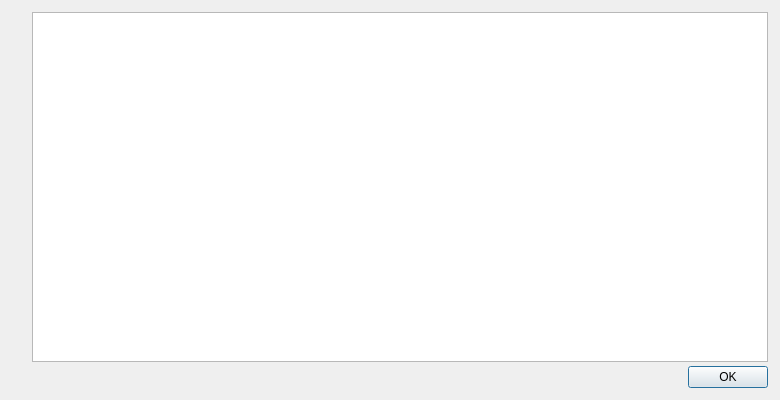
genisyskernel/koyotecoin, file src/qt/forms/helpmessagedialog.ui: the form before one commit.
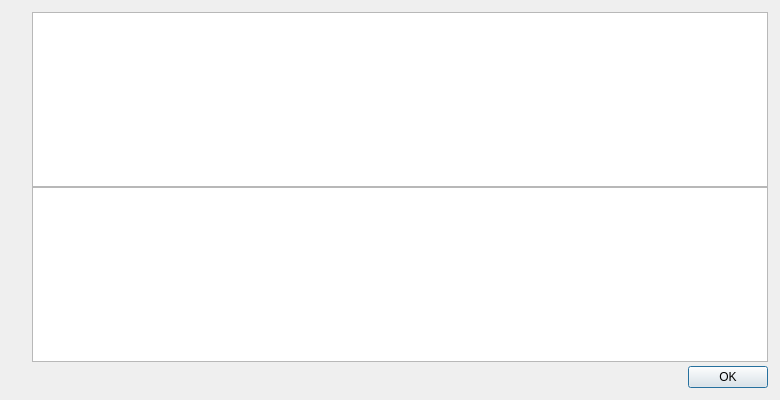
The form after the commit. Icons and pictures are not drawn.

Commit message:
koyotecoin: fix ui form - helpmessagedialog.ui
Koyotecoin: Fix UI Form - helpmessagedialog.ui

Diff of the .ui file:
```diff
--- a/src/qt/forms/helpmessagedialog.ui
+++ b/src/qt/forms/helpmessagedialog.ui
@@ -114,6 +114,9 @@
        </property>
       </widget>
      </item>
+     <item>
+      <widget class="QTextEdit" name="aboutMessage"/>
+     </item>
      <item>
       <spacer name="verticalSpacer">
        <property name="orientation">
```
The commit also changes 1 other file.
